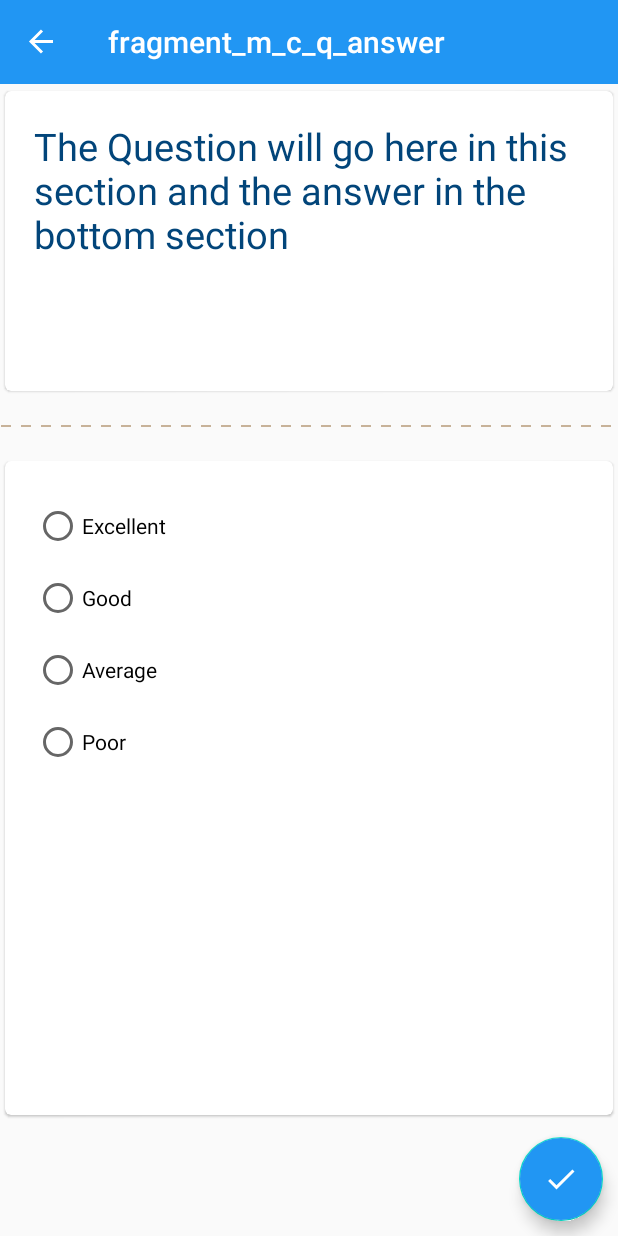
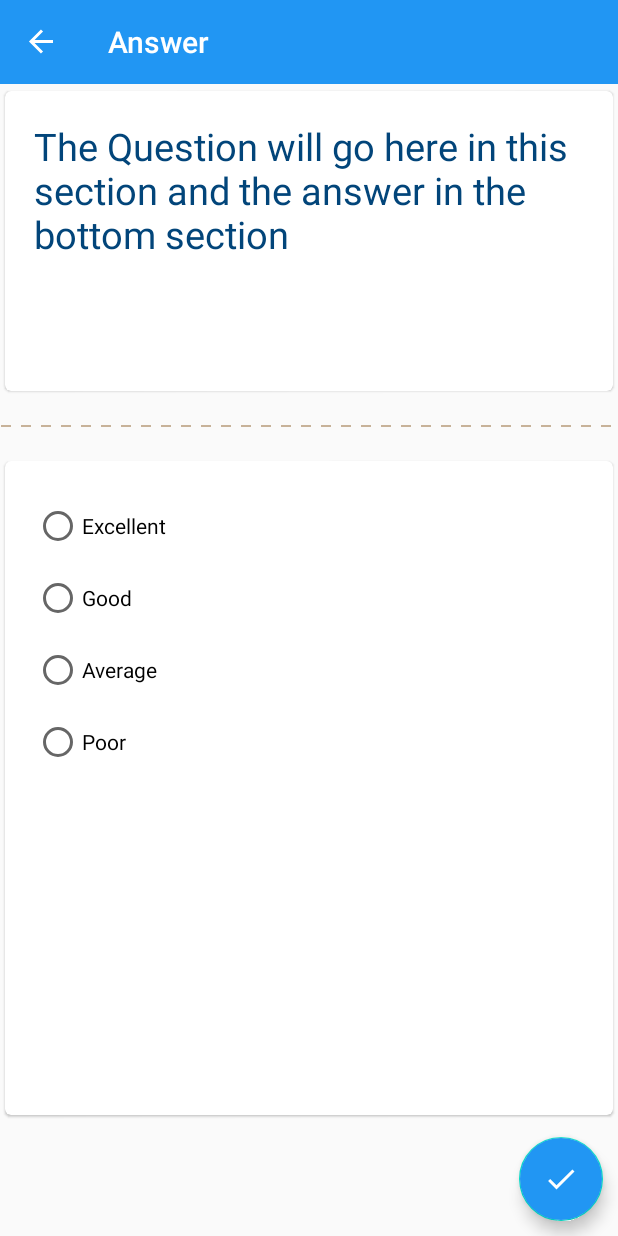
Before and after one commit to imajit/NC_CMRCET_KB185_DREAMERS_56667, an Android app: the screen it shows after launch (MainActivity), after a tap on "Dummy User", on a phone screen of 412 x 824 dp. Run offline under Robolectric (Android 15) with nearby library versions, the phone set to English and light mode, and no system bars; our stand-ins replace navigation-ui; 2 statements that could not run were skipped.

Commit message:
minor UI changes

```diff
--- a/AndroidApp/app/src/main/res/menu/nav_menu.xml
+++ b/AndroidApp/app/src/main/res/menu/nav_menu.xml
@@ -8,7 +8,7 @@
         <item
             android:id="@+id/nav_faq"
             android:icon="@drawable/faq"
-            android:iconTint="@color/colorPrimaryDark"
+            app:iconTint="#000000"
             android:title="FAQs" />
 
         <item
--- a/AndroidApp/app/src/main/res/navigation/nav_graph.xml
+++ b/AndroidApp/app/src/main/res/navigation/nav_graph.xml
@@ -69,7 +69,7 @@
     <fragment
         android:id="@+id/MCQAnswerFragment"
         android:name="com.example.sih2020.fragments.MCQAnswerFragment"
-        android:label="fragment_m_c_q_answer"
+        android:label="Answer"
         tools:layout="@layout/fragment_m_c_q_answer" />
     <fragment
         android:id="@+id/feedBack"
```
Also changed, not shown: 1 other file.
